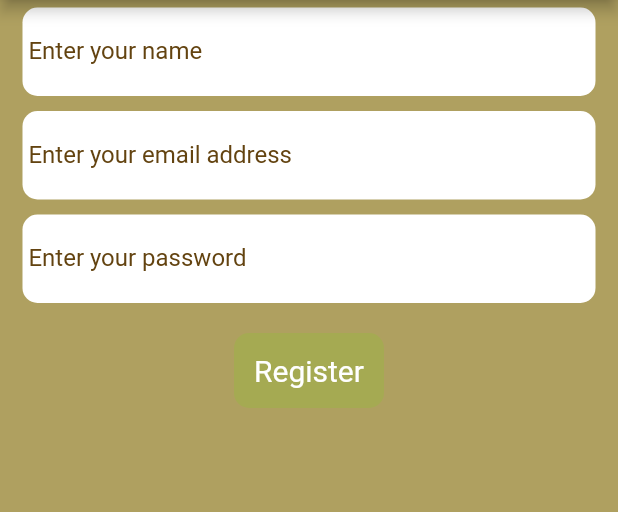
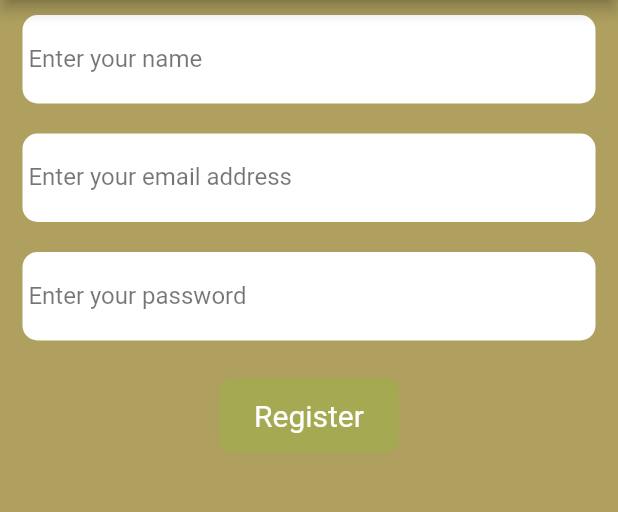
Before and after one commit to IvorNorval/humankind, a Flutter app: the screen it shows after launch, after a tap on "Register", on a phone screen of 412 x 824 dp, the part 84-596 px from its top. Run offline on Flutter 3.47's test engine with Material 2 defaults, Android fonts, the phone set to English and light mode, and no system bars; our stand-ins replace cloud_firestore, firebase_auth, firebase_core, keyboard_dismisser; accounts and stored records are empty.

Commit message:
UI updates

```diff
--- a/lib/main.dart
+++ b/lib/main.dart
@@ -49,7 +49,6 @@ class _MyAppState extends State<MyApp> {
 
     // Show a loader until FlutterFire is initialized
     if (!_initialized) {
-      print('loading firebase');
       return const MaterialApp();
     }
     return MaterialApp(
@@ -57,10 +56,10 @@ class _MyAppState extends State<MyApp> {
       theme: ThemeData(
         //primaryColor: const Color(0xff634310),
         focusColor: const Color(0xff634310),
-        textSelectionTheme: TextSelectionThemeData(
-          cursorColor: const Color(0xff634310),
-          selectionColor: const Color(0xff634310),
-          selectionHandleColor: const Color(0xff634310),
+        textSelectionTheme: const TextSelectionThemeData(
+          cursorColor: Color(0xff634310),
+          selectionColor: Color(0xff634310),
+          selectionHandleColor: Color(0xff634310),
         ),
       ),
       home: const HomeScreen(),
--- a/lib/screens/home_screen.dart
+++ b/lib/screens/home_screen.dart
@@ -8,6 +8,7 @@ import 'package:humankind/models/user.dart';
 import 'package:humankind/models/users.dart';
 import 'package:humankind/services/db_helper.dart';
 import 'package:humankind/widgets/banner.dart';
+import 'package:humankind/widgets/button1.dart';
 import 'package:humankind/widgets/project_list.dart';
 
 import 'user_screen.dart';
@@ -111,7 +112,8 @@ class _HomeScreenState extends State<HomeScreen> {
                 users: users,
               ),
               if (showProfile)
-                GestureDetector(
+                Button1(
+                  label: 'Profile',
                   onTap: () async {
                     Navigator.push(
                       context,
@@ -124,25 +126,6 @@ class _HomeScreenState extends State<HomeScreen> {
                       ),
                     );
                   },
-                  child: Padding(
-                    padding: const EdgeInsets.all(8.0),
-                    child: Container(
-                      width: 100,
-                      height: 50,
-                      alignment: Alignment.center,
-                      decoration: BoxDecoration(
-                        borderRadius: BorderRadius.circular(10),
-                        color: const Color(0xffa5aa52),
-                      ),
-                      child: const Text(
-                        'Profile',
-                        style: TextStyle(
-                          fontSize: 20,
-                          color: Colors.white,
-                        ),
-                      ),
-                    ),
-                  ),
                 ),
               ProjectsWidget(
                 projects: projects,
--- a/lib/screens/register_screen.dart
+++ b/lib/screens/register_screen.dart
@@ -5,6 +5,7 @@ import 'package:flutter/material.dart';
 import 'package:humankind/models/user.dart';
 import 'package:humankind/models/users.dart';
 import 'package:humankind/services/db_helper.dart';
+import 'package:humankind/widgets/button1.dart';
 import 'package:humankind/widgets/text_input.dart';
 
 class RegisterScreen extends StatefulWidget {
@@ -22,8 +23,6 @@ class _RegisterScreenState extends State<RegisterScreen> {
   final TextEditingController _emailController = TextEditingController();
   final TextEditingController _passwordController = TextEditingController();
   late StreamSubscription lister;
-
-  String _registerS = 'Register';
 
   @override
   void initState() {
@@ -73,7 +72,6 @@ class _RegisterScreenState extends State<RegisterScreen> {
         setState(
           () {
             if (user == null) {
-              _registerS = 'Register';
               _emailController.text = '';
               _passwordController.text = '';
             } else {
@@ -103,12 +101,25 @@ class _RegisterScreenState extends State<RegisterScreen> {
       body: Center(
         child: Column(
           children: <Widget>[
-            TextInput(controller: _nameController,label: ' Enter your name',isPassword: false,),
-            TextInput(controller: _emailController,label: ' Enter your email address',isPassword: false,),
-            TextInput(controller: _passwordController,label: ' Enter your password',isPassword: true,),
-
-            GestureDetector(
+            TextInput(
+              controller: _nameController,
+              label: ' Enter your name',
+              isPassword: false,
+            ),
+            TextInput(
+              controller: _emailController,
+              label: ' Enter your email address',
+              isPassword: false,
+            ),
+            TextInput(
+              controller: _passwordController,
+              label: ' Enter your password',
+              isPassword: true,
+            ),
+            Button1(
+              label: 'Register',
               onTap: () async {
+                FocusScope.of(context).unfocus();
                 if (_nameController.text.isNotEmpty &&
                     _emailController.text.isNotEmpty &&
                     _passwordController.text.isNotEmpty) {
@@ -119,27 +130,7 @@ class _RegisterScreenState extends State<RegisterScreen> {
                   widget.users.users.add(user);
                   updateUser(widget.users);
                 }
-                FocusScope.of(context).requestFocus(FocusNode());
               },
-              child: Padding(
-                padding: const EdgeInsets.all(15.0),
-                child: Container(
-                  width: 100,
-                  height: 50,
-                  alignment: Alignment.center,
-                  decoration: BoxDecoration(
-                    borderRadius: BorderRadius.circular(10),
-                    color: const Color(0xffa5aa52),
-                  ),
-                  child: Text(
-                    _registerS,
-                    style: const TextStyle(
-                      fontSize: 20,
-                      color: Colors.white,
-                    ),
-                  ),
-                ),
-              ),
             ),
           ],
         ),
--- a/lib/widgets/button1.dart
+++ b/lib/widgets/button1.dart
@@ -2,19 +2,18 @@ import 'package:flutter/material.dart';
 
 class Button1 extends StatelessWidget {
   final String label;
-  final Function? onTap;
-  const Button1({Key? key,required this.label,required this.onTap}) : super(key: key);
+  final VoidCallback onTap;
+  const Button1({Key? key, required this.label, required this.onTap})
+      : super(key: key);
 
   @override
   Widget build(BuildContext context) {
     return GestureDetector(
-      onTap: () {
-        onTap;
-      },
+      onTap: onTap,
       child: Padding(
         padding: const EdgeInsets.all(15.0),
         child: Container(
-          width: 100,
+          width: 120,
           height: 50,
           alignment: Alignment.center,
           decoration: BoxDecoration(
--- a/lib/widgets/text_input.dart
+++ b/lib/widgets/text_input.dart
@@ -6,15 +6,16 @@ class TextInput extends StatelessWidget {
   final bool isPassword;
   const TextInput({
     Key? key,
-    required TextEditingController controller,required this.label,required this.isPassword,
-  }) : _nameController = controller, super(key: key);
-
-
+    required TextEditingController controller,
+    required this.label,
+    required this.isPassword,
+  })  : _nameController = controller,
+        super(key: key);
 
   @override
   Widget build(BuildContext context) {
     return Padding(
-      padding: const EdgeInsets.symmetric(horizontal: 15, vertical: 5),
+      padding: const EdgeInsets.only(top: 10, bottom: 10, right: 15, left: 15),
       child: Container(
         decoration: BoxDecoration(
           borderRadius: BorderRadius.circular(10),
@@ -25,15 +26,14 @@ class TextInput extends StatelessWidget {
           decoration: InputDecoration(
             labelText: label,
             labelStyle: const TextStyle(
-              color:Color(0xff634310),
+              color: Colors.black54,
             ),
             focusedBorder: OutlineInputBorder(
               borderRadius: BorderRadius.circular(10),
               borderSide: BorderSide.none,
-
             ),
             focusColor: const Color(0xff634310),
-              enabledBorder: InputBorder.none,
+            enabledBorder: InputBorder.none,
           ),
           obscureText: isPassword,
         ),
```
Also changed, not shown: lib/screens/add_project_screen.dart (+13 -53 lines), lib/screens/sign_in_screen.dart (+17 -6 lines), lib/screens/user_screen.dart (+3 -20 lines).
